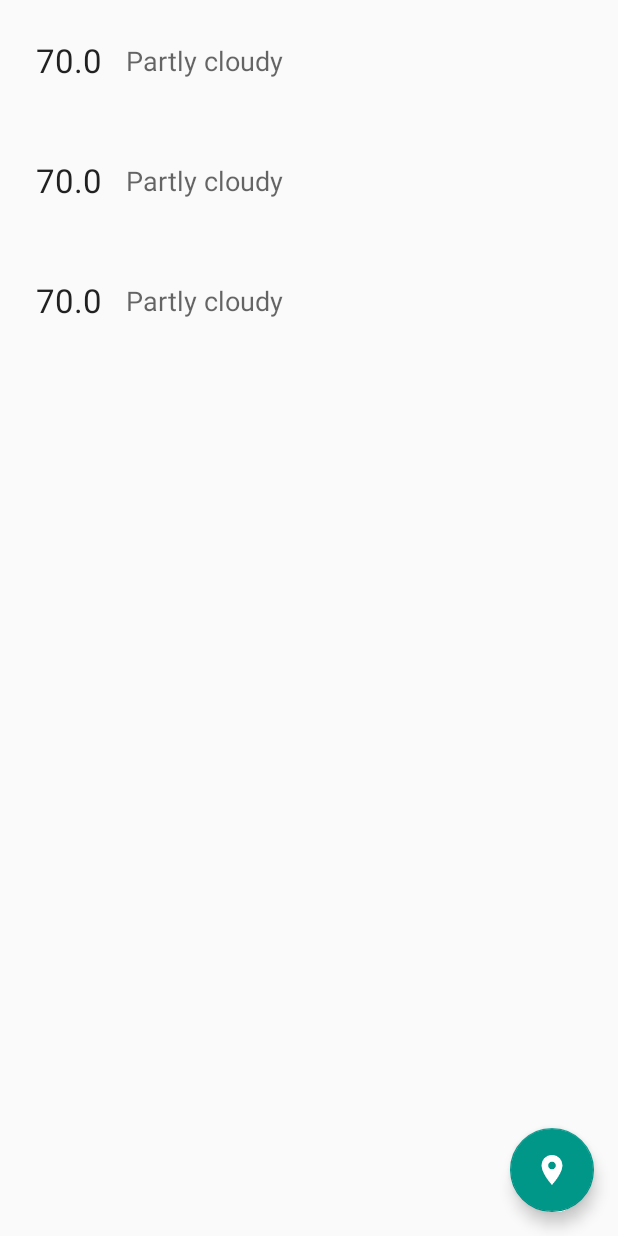
After one commit to n8ebel/AD340, an Android app: the layout fragment_current_forecast.xml on its own in the app's theme, with its tools: preview values and no code run, on a phone screen of 412 x 824 dp. The commit adds this screen. Run offline under Robolectric (Android 15) with nearby library versions, the phone set to English and light mode, and no system bars.

Commit message:
Week 5 Code Samples (#3)
* Create LocationEntryFragment and migrate UI elements
* Use AppNavigator to display list data on zipcode entry
* Create CurrentForecastFragment
* Add FloatingActionButton to open LocationEntryFragment

```diff
--- a/app/build.gradle
+++ b/app/build.gradle
@@ -30,8 +30,10 @@ dependencies {
     implementation 'androidx.appcompat:appcompat:1.1.0'
     implementation 'androidx.core:core-ktx:1.2.0'
     implementation 'androidx.constraintlayout:constraintlayout:1.1.3'
+    implementation 'androidx.legacy:legacy-support-v4:1.0.0'
     testImplementation 'junit:junit:4.12'
     androidTestImplementation 'androidx.test.ext:junit:1.1.1'
     androidTestImplementation 'androidx.test.espresso:espresso-core:3.2.0'
     implementation 'androidx.recyclerview:recyclerview:1.1.0'
+    implementation 'com.google.android.material:material:1.1.0'
 }
--- /dev/null
+++ b/app/src/main/java/com/goobar/io/ad340/AppNavigator.kt
@@ -0,0 +1,6 @@
+package com.goobar.io.ad340
+
+interface AppNavigator {
+    fun navigateToCurrentForecast(zipcode: String)
+    fun navigateToLocationEntry()
+}
--- /dev/null
+++ b/app/src/main/res/layout/fragment_current_forecast.xml
@@ -0,0 +1,32 @@
+<?xml version="1.0" encoding="utf-8"?>
+<androidx.constraintlayout.widget.ConstraintLayout
+    xmlns:android="http://schemas.android.com/apk/res/android"
+    xmlns:app="http://schemas.android.com/apk/res-auto"
+    xmlns:tools="http://schemas.android.com/tools"
+    android:layout_width="match_parent"
+    android:layout_height="match_parent"
+    tools:context=".forecast.CurrentForecastFragment">
+
+    <androidx.recyclerview.widget.RecyclerView
+        android:id="@+id/dailyForecastList"
+        android:layout_width="0dp"
+        android:layout_height="0dp"
+        app:layout_constraintBottom_toBottomOf="parent"
+        app:layout_constraintEnd_toEndOf="parent"
+        app:layout_constraintStart_toStartOf="parent"
+        app:layout_constraintTop_toTopOf="parent"
+        tools:listitem="@layout/item_daily_forecast" />
+
+    <com.google.android.material.floatingactionbutton.FloatingActionButton
+        android:id="@+id/locationEntryButton"
+        android:layout_width="wrap_content"
+        android:layout_height="wrap_content"
+        android:layout_marginEnd="16dp"
+        android:layout_marginBottom="16dp"
+        android:tint="@android:color/white"
+        android:clickable="true"
+        android:src="@drawable/ic_location_on_black_24dp"
+        app:layout_constraintBottom_toBottomOf="parent"
+        app:layout_constraintEnd_toEndOf="parent" />
+
+</androidx.constraintlayout.widget.ConstraintLayout>
--- a/app/src/main/res/layout/item_daily_forecast.xml
+++ b/app/src/main/res/layout/item_daily_forecast.xml
@@ -4,7 +4,6 @@
     xmlns:tools="http://schemas.android.com/tools"
     android:layout_width="match_parent"
     android:layout_height="80dp"
-    android:background="@color/listItemBackground"
     android:foreground="?attr/selectableItemBackground"
     android:clickable="true"
     >
```
Also changed, not shown: app/src/main/java/com/goobar/io/ad340/MainActivity.kt (+19 -35 lines), app/src/main/java/com/goobar/io/ad340/forecast/CurrentForecastFragment.kt (added, +87 -0 lines), app/src/main/java/com/goobar/io/ad340/location/LocationEntryFragment.kt (added, +50 -0 lines), app/src/main/res/layout/activity_main.xml (+8 -50 lines), app/src/main/res/layout/fragment_location_entry.xml (added, +51 -0 lines), app/src/main/res/values/strings.xml (+7 -4 lines). Lines whose indentation alone changed are shown as unchanged.
